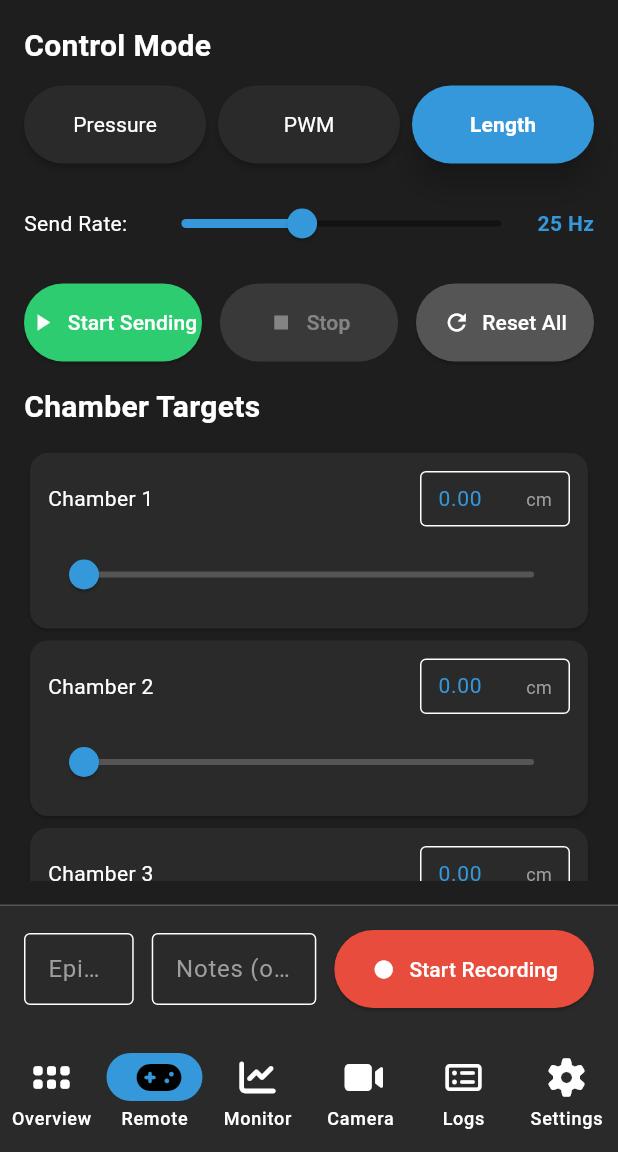
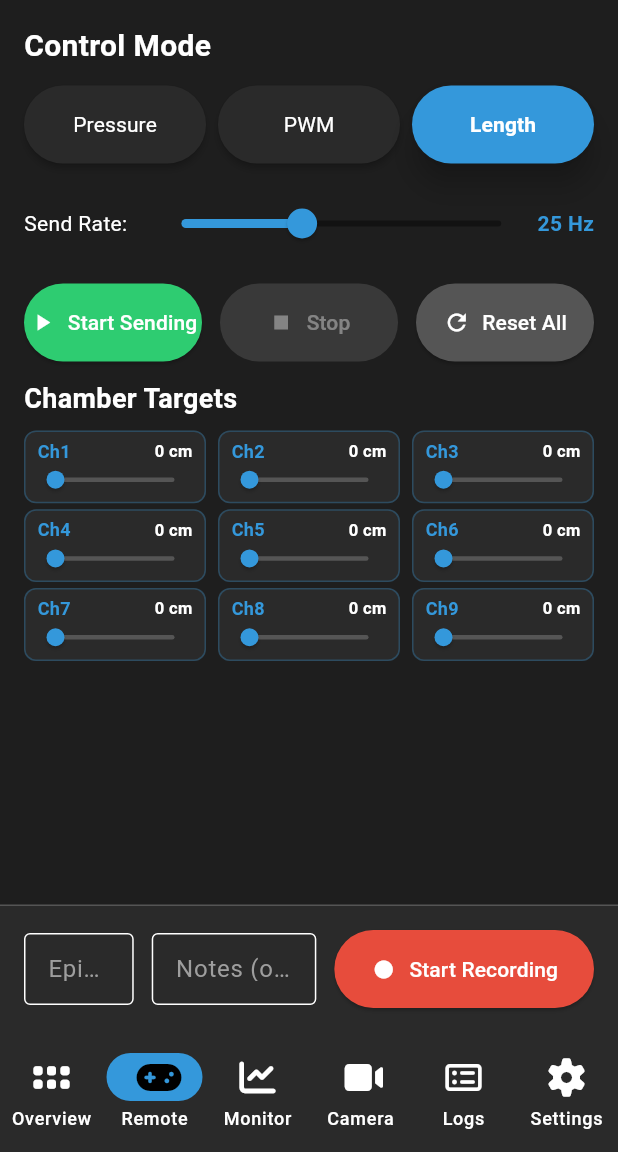
Before and after one commit to Enobs/FlexPal_pannel, a Flutter app: the screen it shows after launch, item 2 of the bottom bar chosen, on a phone screen of 412 x 824 dp, the part 84-1236 px from its top. Run offline on Flutter 3.47's test engine with Material 3 defaults, Android fonts, the light colour scheme and no system bars; our stand-ins replace fl_chart, font_awesome_flutter, shared_preferences.

Commit message:
revise remote page GUI

```diff
--- a/lib/core/record/recorder.dart
+++ b/lib/core/record/recorder.dart
@@ -225,12 +225,8 @@ void _recordingIsolate(_IsolateParams params) {
       } else if (message is StopEvent) {
         shouldStop = true;
 
-        // Flush and close files synchronously
+        // Close files (close automatically flushes)
         try {
-          commandsSink?.flush();
-          telemetrySink?.flush();
-
-          // Close the sinks (this will complete futures)
           commandsSink?.close();
           telemetrySink?.close();
         } catch (e) {
--- a/lib/pages/remote_page.dart
+++ b/lib/pages/remote_page.dart
@@ -2,7 +2,6 @@ import 'package:flutter/material.dart';
 import '../core/state/controller.dart';
 import '../core/udp/packet_builder.dart';
 import '../widgets/mode_switch.dart';
-import '../widgets/slider_tile.dart';
 import '../widgets/record_toolbar.dart';
 
 /// Remote Control page - control 9 chambers with sliders
@@ -160,35 +159,35 @@ class _RemotePageState extends State<RemotePage> {
                           ),
                         ],
                       ),
-                      const SizedBox(height: 16),
-                      // Sliders
+                      const SizedBox(height: 12),
+                      // Sliders in compact 3x3 grid
                       const Text(
                         'Chamber Targets',
                         style: TextStyle(
                           color: Colors.white,
-                          fontSize: 20,
+                          fontSize: 18,
                           fontWeight: FontWeight.bold,
                         ),
                       ),
-                      const SizedBox(height: 12),
+                      const SizedBox(height: 8),
                       Expanded(
-                        child: ListView.builder(
+                        child: GridView.builder(
+                          gridDelegate: const SliverGridDelegateWithFixedCrossAxisCount(
+                            crossAxisCount: 3,
+                            childAspectRatio: 2.5,
+                            crossAxisSpacing: 8,
+                            mainAxisSpacing: 4,
+                          ),
                           itemCount: 9,
+                          physics: const NeverScrollableScrollPhysics(),
                           itemBuilder: (context, index) {
-                            return SliderTile(
-                              label: 'Chamber ${index + 1}',
+                            return _buildCompactSlider(
+                              index: index,
                               value: _targets[index],
                               min: min,
                               max: max,
                               unit: unit,
-                              onChanged: (value) {
-                                setState(() {
-                                  _targets[index] = value;
-                                });
-                                if (state.sending) {
-                                  widget.controller.setTarget(index, value);
-                                }
-                              },
+                              sending: state.sending,
                             );
                           },
                         ),
@@ -231,4 +230,80 @@ class _RemotePageState extends State<RemotePage> {
       },
     );
   }
+
+  Widget _buildCompactSlider({
+    required int index,
+    required double value,
+    required double min,
+    required double max,
+    required String unit,
+    required bool sending,
+  }) {
+    return Container(
+      padding: const EdgeInsets.symmetric(horizontal: 8, vertical: 4),
+      decoration: BoxDecoration(
+        color: const Color(0xFF2A2A2A),
+        borderRadius: BorderRadius.circular(8),
+        border: Border.all(
+          color: const Color(0xFF3498DB).withOpacity(0.3),
+          width: 1,
+        ),
+      ),
+      child: Column(
+        mainAxisSize: MainAxisSize.min,
+        crossAxisAlignment: CrossAxisAlignment.start,
+        children: [
+          // Header: Chamber number and value
+          Row(
+            mainAxisAlignment: MainAxisAlignment.spaceBetween,
+            children: [
+              Text(
+                'Ch${index + 1}',
+                style: const TextStyle(
+                  color: Color(0xFF3498DB),
+                  fontSize: 12,
+                  fontWeight: FontWeight.bold,
+                ),
+              ),
+              Text(
+                '${value.toStringAsFixed(0)} $unit',
+                style: const TextStyle(
+                  color: Colors.white,
+                  fontSize: 11,
+                  fontWeight: FontWeight.bold,
+                ),
+              ),
+            ],
+          ),
+          // Slider
+          Expanded(
+            child: SliderTheme(
+              data: SliderTheme.of(context).copyWith(
+                trackHeight: 3,
+                thumbShape: const RoundSliderThumbShape(enabledThumbRadius: 6),
+                overlayShape: const RoundSliderOverlayShape(overlayRadius: 12),
+                activeTrackColor: const Color(0xFF3498DB),
+                inactiveTrackColor: const Color(0xFF555555),
+                thumbColor: const Color(0xFF3498DB),
+                overlayColor: const Color(0xFF3498DB).withOpacity(0.2),
+              ),
+              child: Slider(
+                value: value,
+                min: min,
+                max: max,
+                onChanged: (newValue) {
+                  setState(() {
+                    _targets[index] = newValue;
+                  });
+                  if (sending) {
+                    widget.controller.setTarget(index, newValue);
+                  }
+                },
+              ),
+            ),
+          ),
+        ],
+      ),
+    );
+  }
 }
```
Also changed, not shown: 3 other files.
